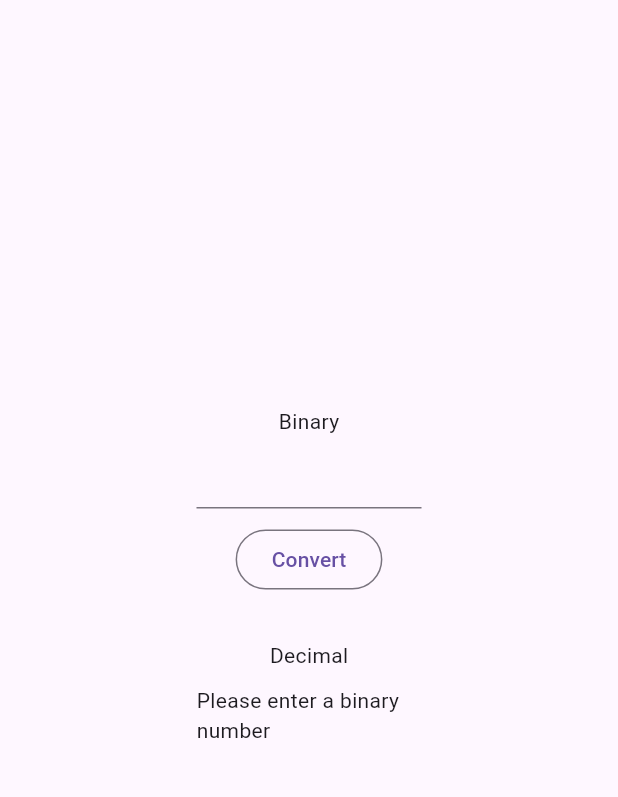
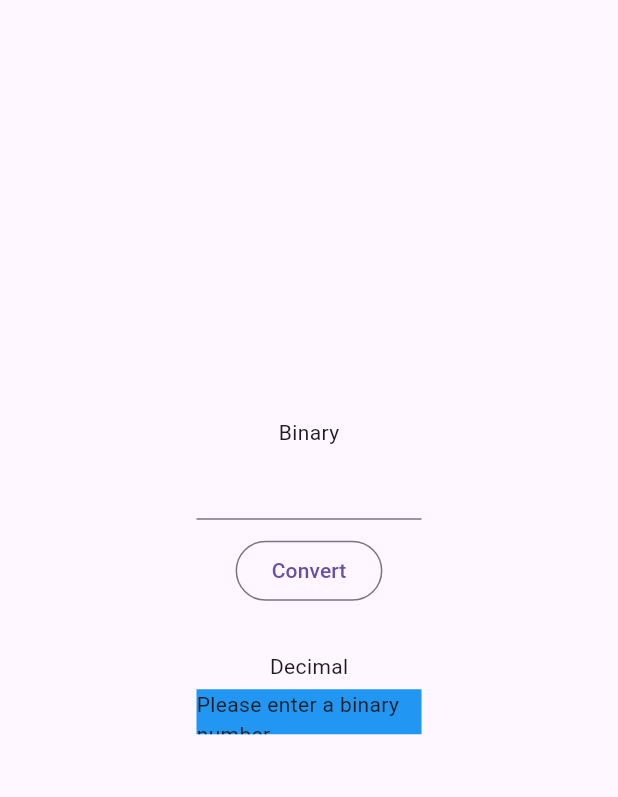
Before and after one commit to taekim135/Side-Projects, a Flutter app: the screen it shows after launch, after a tap on "Convert", on a phone screen of 412 x 824 dp, the part 84-881 px from its top. Run offline on Flutter 3.47's test engine with Material 3 defaults, Android fonts, the phone set to English and light mode, and no system bars; our stand-ins replace string_validator.

Commit message:
updated style

```diff
--- a/Bi2Deci/lib/main.dart
+++ b/Bi2Deci/lib/main.dart
@@ -115,8 +115,15 @@ class _InputWidgetState extends State<InputWidget> {
         ),
         SizedBox(height: 30),
         Center(child: Text("Decimal")),
-        SizedBox(height: 10),
-        SizedBox(width: 150, child: Text(result)),
+        SizedBox(height: 5),
+        SizedBox(
+          width: 150,
+          height: 30,
+          child: DecoratedBox(
+            decoration: BoxDecoration(color: Colors.blue),
+            child: Text(result),
+          ),
+        ),
       ],
     );
   }
```
